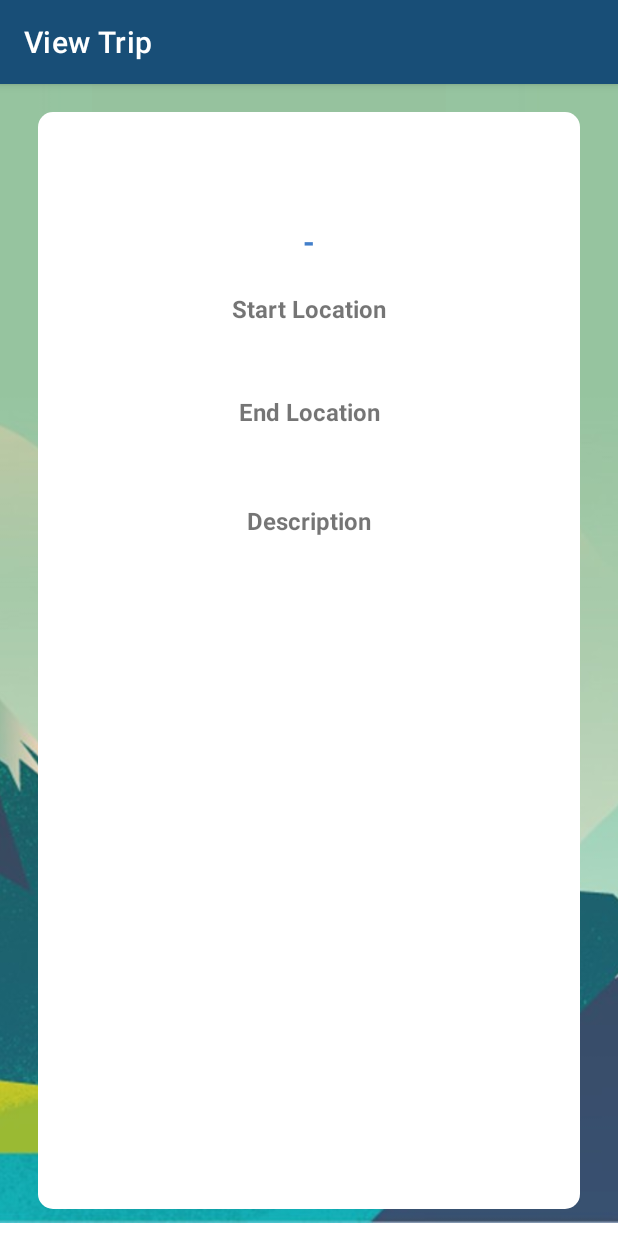
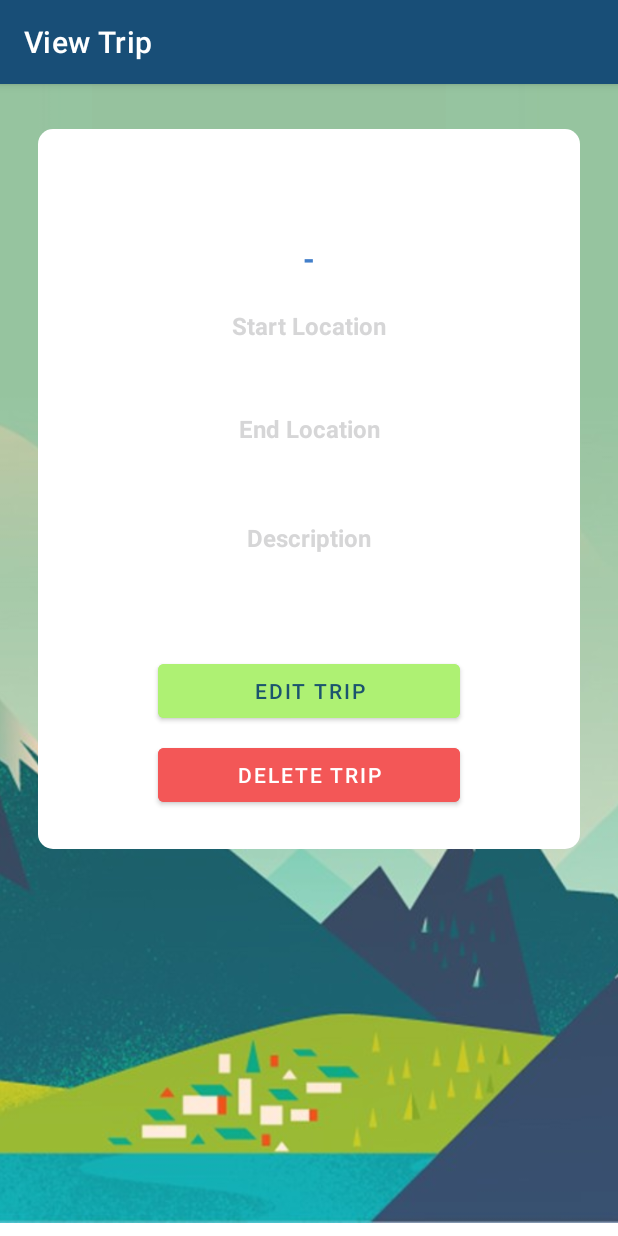
Before and after one commit to J3Jab/TripTrip-MOBDEVE, an Android app: the ViewTripActivity screen opened directly, with no data from a screen before it, on a phone screen of 412 x 824 dp. Run offline under Robolectric (Android 15) with nearby library versions, the phone set to English and light mode, and no system bars.

Commit message:
Fixed view trip layout issue; added color to trip text

```diff
--- a/TripTripMobileApp/app/src/main/res/layout/activity_view_trip.xml
+++ b/TripTripMobileApp/app/src/main/res/layout/activity_view_trip.xml
@@ -19,14 +19,12 @@
       app:srcCompat="@drawable/mountains" />
 
   <androidx.constraintlayout.widget.ConstraintLayout
-      android:layout_width="match_parent"
+      android:layout_width="361dp"
       android:layout_height="wrap_content"
       android:layout_marginStart="25dp"
-      android:layout_marginTop="25dp"
+      android:layout_marginTop="30dp"
       android:layout_marginEnd="25dp"
-      android:layout_marginBottom="25dp"
       android:background="@drawable/trip_box"
-      app:layout_constraintBottom_toBottomOf="parent"
       app:layout_constraintEnd_toEndOf="parent"
       app:layout_constraintStart_toStartOf="parent"
       app:layout_constraintTop_toTopOf="parent">
@@ -40,7 +38,7 @@
         android:layout_marginEnd="30dp"
         android:background="#00FFFFFF"
         android:scaleType="centerCrop"
-        android:visibility="gone"
+        android:visibility="visible"
         app:layout_constraintEnd_toEndOf="parent"
         app:layout_constraintStart_toStartOf="parent"
         app:layout_constraintTop_toTopOf="parent"
@@ -69,6 +67,7 @@
         android:layout_marginEnd="30dp"
         android:maxLength="50"
         android:text="The scorpion wants to get across the river, so he asks the frog to carry him across. But the frog's like, &quot;Well, what's in it for me?&quot;"
+        android:textColor="@color/font_color"
         android:textSize="14sp"
         app:layout_constraintEnd_toEndOf="parent"
         app:layout_constraintStart_toStartOf="parent"
@@ -106,6 +105,7 @@
         android:layout_height="wrap_content"
         android:layout_marginTop="20dp"
         android:text="@string/start_location"
+        android:textColor="@color/font_color"
         android:textSize="16sp"
         android:textStyle="bold"
         app:layout_constraintEnd_toEndOf="@+id/tv_view_trip_title"
@@ -118,6 +118,7 @@
         android:layout_height="wrap_content"
         android:layout_marginTop="16dp"
         android:text="@string/end_location"
+        android:textColor="@color/font_color"
         android:textSize="16sp"
         android:textStyle="bold"
         app:layout_constraintEnd_toEndOf="@+id/tv_view_trip_title"
@@ -130,6 +131,7 @@
         android:layout_height="wrap_content"
         android:layout_marginTop="20dp"
         android:text="@string/description"
+        android:textColor="@color/font_color"
         android:textSize="16sp"
         android:textStyle="bold"
         app:layout_constraintEnd_toEndOf="@+id/tv_view_trip_title"
@@ -175,24 +177,11 @@
         android:backgroundTint="@color/delete_red"
         android:text="@string/delete_trip"
         android:textColor="@color/white"
+        android:visibility="visible"
         app:layout_constraintBottom_toBottomOf="parent"
         app:layout_constraintEnd_toEndOf="@+id/btn_view_edit_trip"
         app:layout_constraintStart_toStartOf="@+id/btn_view_edit_trip"
         app:layout_constraintTop_toBottomOf="@+id/btn_view_edit_trip" />
-
-    <Button
-        android:id="@+id/btn_view_edit_trip"
-        android:layout_width="0dp"
-        android:layout_height="wrap_content"
-        android:layout_marginStart="60dp"
-        android:layout_marginTop="25dp"
-        android:layout_marginEnd="60dp"
-        android:backgroundTint="@color/yellow_green"
-        android:text="@string/edit_trip"
-        android:textColor="@color/btn_text_blue"
-        app:layout_constraintEnd_toEndOf="@+id/tv_view_description"
-        app:layout_constraintStart_toStartOf="@+id/tv_view_description"
-        app:layout_constraintTop_toBottomOf="@+id/tv_view_description" />
 
     <TextView
         android:id="@+id/tv_view_trip_title"
@@ -205,6 +194,7 @@
         android:scrollHorizontally="true"
         android:singleLine="false"
         android:text="Trip Title"
+        android:textColor="@color/font_color"
         android:textSize="24sp"
         android:textStyle="bold"
         app:layout_constraintEnd_toEndOf="@+id/iv_view_trip_pic"
@@ -228,5 +218,27 @@
         app:layout_constraintStart_toStartOf="@+id/tv_view_trip_title"
         app:layout_constraintTop_toBottomOf="@+id/tv_view_start_location_label" />
 
+    <Button
+        android:id="@+id/btn_view_edit_trip"
+        android:layout_width="0dp"
+        android:layout_height="wrap_content"
+        android:layout_marginStart="80dp"
+        android:layout_marginTop="10dp"
+        android:layout_marginEnd="80dp"
+        android:layout_marginBottom="25dp"
+        android:backgroundTint="@color/yellow_green"
+        android:text="@string/edit_trip"
+        android:textColor="@color/btn_text_blue"
+        android:visibility="visible"
+        app:layout_constraintBottom_toBottomOf="parent"
+        app:layout_constraintEnd_toEndOf="parent"
+        app:layout_constraintHorizontal_bias="0.0"
+        app:layout_constraintStart_toStartOf="parent"
+        app:layout_constraintTop_toBottomOf="@+id/tv_view_description"
+        app:layout_constraintVertical_bias="0.382" />
+
+
   </androidx.constraintlayout.widget.ConstraintLayout>
+
+
 </androidx.constraintlayout.widget.ConstraintLayout>
--- a/TripTripMobileApp/app/src/main/res/layout/item_trip.xml
+++ b/TripTripMobileApp/app/src/main/res/layout/item_trip.xml
@@ -37,6 +37,7 @@
             android:layout_height="wrap_content"
             android:layout_marginTop="20dp"
             android:text="08/23/2021"
+            android:textColor="@color/font_color"
             android:textSize="14sp"
             app:layout_constraintStart_toStartOf="@+id/tv_trip_title"
             app:layout_constraintTop_toBottomOf="@+id/tv_trip_title" />
@@ -47,6 +48,7 @@
             android:layout_height="wrap_content"
             android:layout_marginStart="4dp"
             android:text="-"
+            android:textColor="@color/font_color"
             android:textSize="14sp"
             app:layout_constraintStart_toEndOf="@+id/tv_start_date"
             app:layout_constraintTop_toTopOf="@+id/tv_start_date" />
@@ -71,6 +73,7 @@
             android:layout_marginStart="4dp"
             android:layout_marginBottom="25dp"
             android:text="08/23/2021"
+            android:textColor="@color/font_color"
             android:textSize="14sp"
             app:layout_constraintBottom_toBottomOf="parent"
             app:layout_constraintStart_toEndOf="@+id/tv_hyphen"
@@ -121,6 +124,7 @@
             android:scrollHorizontally="true"
             android:singleLine="false"
             android:text="Trip Title"
+            android:textColor="@color/font_color"
             android:textSize="24sp"
             android:textStyle="bold"
             app:layout_constraintEnd_toEndOf="parent"
```
